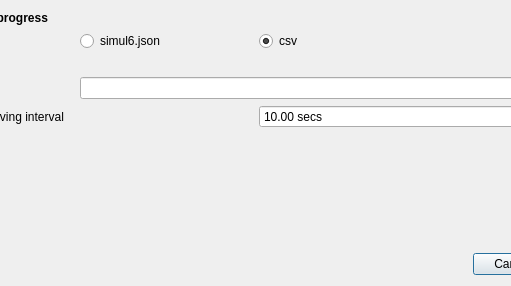
The window that src/simulationprogressdialog.ui (hobrasoft/simul6) describes before a commit, drawn with Qt 5; both pictures show x 109 to 620 and y 0 to 286 of the 759 by 286 pixel window.
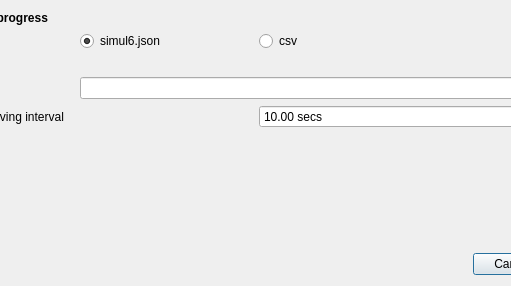
The same window after the commit.

Commit message: 5 decimal points of dt in inputparameters.ui

Patch:
```diff
--- a/src/simulationprogressdialog.ui
+++ b/src/simulationprogressdialog.ui
@@ -30,6 +30,9 @@
          <property name="text">
           <string>simul6.json</string>
          </property>
+         <property name="checked">
+          <bool>true</bool>
+         </property>
         </widget>
        </item>
        <item>
@@ -38,7 +41,7 @@
           <string>csv</string>
          </property>
          <property name="checked">
-          <bool>true</bool>
+          <bool>false</bool>
          </property>
         </widget>
        </item>
```
The commit also changes 2 other files.
